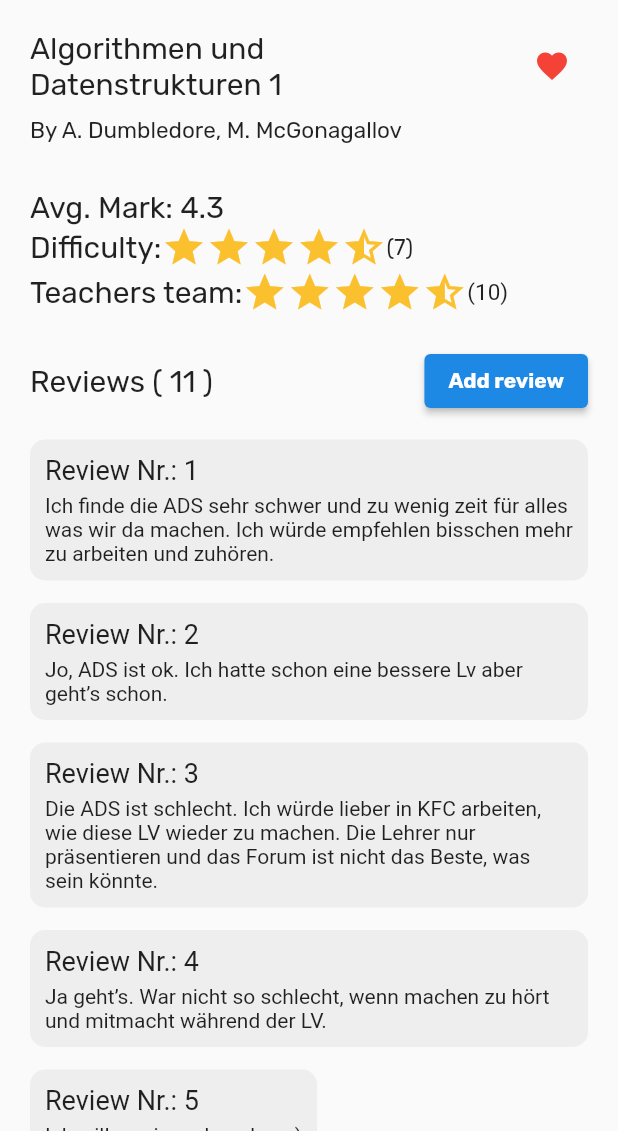
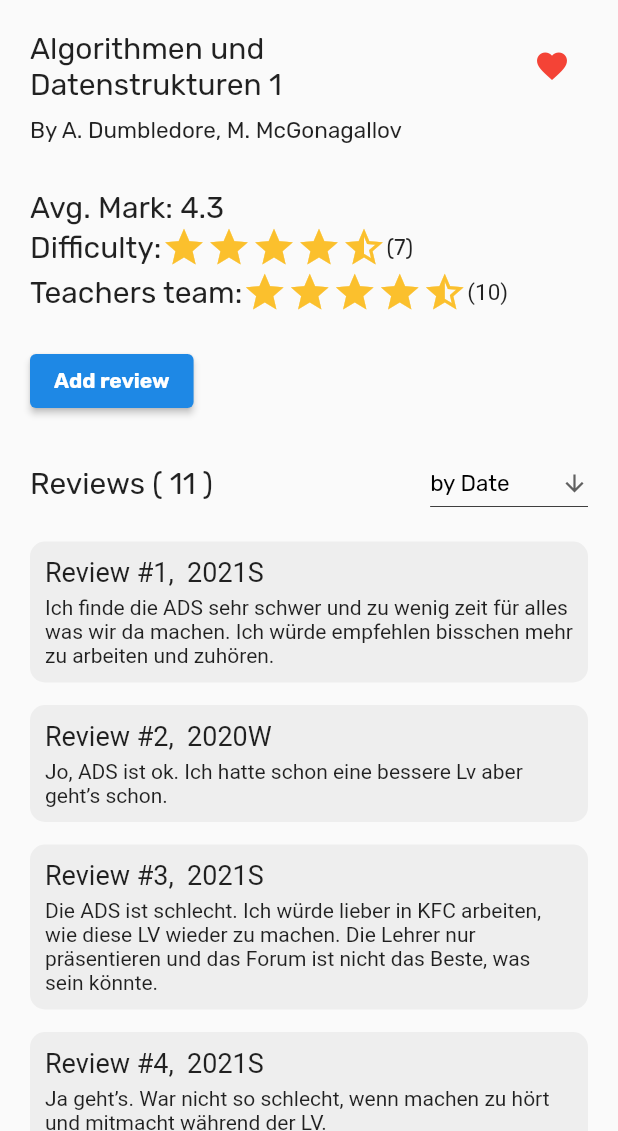
Before and after one commit to maxprimak/m2, a Flutter app: the Lv_profile screen opened by its route, on a phone screen of 412 x 824 dp, the part 105-1236 px from its top. Run offline on Flutter 3.47's test engine with Material 2 defaults, Android fonts, the phone set to English and light mode, and no system bars; drawn by our look-alikes of smooth_star_rating; our stand-ins replace flutter_rating_bar, fluttertoast; network calls fail.

Commit message:
add sort by and semester to review

```diff
--- a/lib/Pages/LVs/lv_site.dart
+++ b/lib/Pages/LVs/lv_site.dart
@@ -142,6 +142,19 @@ class _Lv_profileState extends State<Lv_profile> {
             SizedBox(
               height: 20,
             ),
+            ElevatedButton(
+                onPressed: () {
+                  Navigator.pushReplacementNamed(context, '/addreview');
+                },
+                style: ElevatedButton.styleFrom(primary: Colors.blue[600]),
+                child: Text("Add review",
+                    style: TextStyle(
+                        color: Colors.white,
+                        fontFamily: 'Rubik',
+                        fontWeight: FontWeight.bold))),
+            SizedBox(
+              height: 20,
+            ),
             Row(
               mainAxisAlignment: MainAxisAlignment.spaceBetween,
               children: <Widget>[
@@ -149,16 +162,7 @@ class _Lv_profileState extends State<Lv_profile> {
                   "Reviews ( $amountofreviews )",
                   style: TextStyle(fontSize: 20, fontFamily: 'Rubik'),
                 ),
-                ElevatedButton(
-                    onPressed: () {
-                      Navigator.pushReplacementNamed(context, '/addreview');
-                    },
-                    style: ElevatedButton.styleFrom(primary: Colors.blue[600]),
-                    child: Text("Add review",
-                        style: TextStyle(
-                            color: Colors.white,
-                            fontFamily: 'Rubik',
-                            fontWeight: FontWeight.bold)))
+                getSortButton(),
               ],
             ),
             SizedBox(
@@ -175,11 +179,12 @@ class _Lv_profileState extends State<Lv_profile> {
                   crossAxisAlignment: CrossAxisAlignment.start,
                   children: <Widget>[
                     Text(
-                      "Review Nr.: ${i + 1}",
+                      "Review #${i + 1},  ${global.algo.r_list[i].semestr}",
                       style: TextStyle(fontSize: 18),
                     ),
                     SizedBox(height: 5),
                     Text(global.algo.r_list[i].text),
+
                   ],
                 ),
               )
@@ -188,4 +193,38 @@ class _Lv_profileState extends State<Lv_profile> {
       )
     ])));
   }
+
+  Widget getSortButton() {
+    return DropdownButton<String>(
+      value: global.dropdownValue,
+      icon: const Icon(Icons.arrow_downward),
+      iconSize: 18,
+      elevation: 16,
+      style: const TextStyle(
+          fontFamily: 'Rubik',
+          fontSize: 15,
+        color: Colors.black,
+
+      ),
+      underline: Container(
+        height: 0.5,
+        color: Colors.black,
+      ),
+      onChanged: (String newValue) {
+        setState(() {
+          global.dropdownValue = newValue;
+        });
+      },
+      items: <String>['by Date', 'by Semester']
+          .map<DropdownMenuItem<String>>((String value) {
+        return DropdownMenuItem<String>(
+          value: value,
+          child: Text(value,  style: TextStyle(color: Colors.black, fontSize: 15, fontFamily: 'Rubik')),
+        );
+      })
+          .toList(),
+    );
+  }
+
+
 }
--- a/lib/Pages/home.dart
+++ b/lib/Pages/home.dart
@@ -77,7 +77,7 @@ class _HomeState extends State<Home> {
                         mainAxisAlignment: MainAxisAlignment.spaceBetween,
                         children: <Widget>[
                           Text(
-                            'ADS 1',
+                            'VU ADS 1',
                             style: TextStyle(
                               fontSize: 20,
                               fontWeight: FontWeight.w500,
@@ -128,7 +128,7 @@ class _HomeState extends State<Home> {
                         mainAxisAlignment: MainAxisAlignment.spaceBetween,
                         children: <Widget>[
                           Text(
-                            'Datenbanksysteme',
+                            'VU Datenbanksysteme',
                             style: TextStyle(
                               fontSize: 20,
                               fontWeight: FontWeight.w500,
@@ -179,7 +179,7 @@ class _HomeState extends State<Home> {
                         mainAxisAlignment: MainAxisAlignment.spaceBetween,
                         children: <Widget>[
                           Text(
-                            'Programmierung 1 (PR1)',
+                            'VO Programmierung 1',
                             style: TextStyle(
                               fontSize: 20,
                               fontWeight: FontWeight.w500,
--- a/lib/Services/global.dart
+++ b/lib/Services/global.dart
@@ -13,63 +13,77 @@ Review r1 = Review(
     teacher: 4,
     examdiff: 4,
     text:
-        "Ich finde die ADS sehr schwer und zu wenig zeit für alles was wir da machen. Ich würde empfehlen bisschen mehr zu arbeiten und zuhören.");
+        "Ich finde die ADS sehr schwer und zu wenig zeit für alles was wir da machen. Ich würde empfehlen bisschen mehr zu arbeiten und zuhören.",
+  semestr: '2021S'
+);
 
 Review r2 = Review(
     teacher: 4,
     examdiff: 1,
-    text: "Jo, ADS ist ok. Ich hatte schon eine bessere Lv aber geht’s schon.");
+    text: "Jo, ADS ist ok. Ich hatte schon eine bessere Lv aber geht’s schon.",
+    semestr: '2020W'
+);
 
 Review r3 = Review(
     teacher: 5,
     examdiff: 3,
     text:
-        "Die ADS ist schlecht. Ich würde lieber in KFC arbeiten, wie diese LV wieder zu machen. Die Lehrer nur präsentieren und das Forum ist nicht das Beste, was sein könnte.");
+        "Die ADS ist schlecht. Ich würde lieber in KFC arbeiten, wie diese LV wieder zu machen. Die Lehrer nur präsentieren und das Forum ist nicht das Beste, was sein könnte.",
+    semestr: '2021S'
+);
 
 Review r4 = Review(
     teacher: 3,
     examdiff: 1,
     text:
-        "Ja geht’s. War nicht so schlecht, wenn machen zu hört und mitmacht während der LV.");
+        "Ja geht’s. War nicht so schlecht, wenn machen zu hört und mitmacht während der LV.",
+    semestr: '2021S');
 
 Review r5 =
-    Review(teacher: 5, examdiff: 4, text: "Ich will es nie mehr sehen :)");
+    Review(teacher: 5, examdiff: 4, text: "Ich will es nie mehr sehen :)",
+        semestr: '2020W');
 
 Review r6 = Review(
     teacher: 5,
     examdiff: 5,
     text:
-        "Für mich war es schwer. Ich hatte kein Boch darauf. Ich hatte so viele Schwierigkeiten damit, dass ich es fast nicht geschafft habe.");
+        "Für mich war es schwer. Ich hatte kein Boch darauf. Ich hatte so viele Schwierigkeiten damit, dass ich es fast nicht geschafft habe.",
+    semestr: '2020W');
 
 Review r7 = Review(
     teacher: 1,
     examdiff: 2,
     text:
-        "Ja, ganz großartige Lv. Ich würde gerne noch was damit machen. Die Lehrer waren super nur der Test war schlecht…");
+        "Ja, ganz großartige Lv. Ich würde gerne noch was damit machen. Die Lehrer waren super nur der Test war schlecht…",
+    semestr: '2020W');
 
 Review r8 = Review(
     teacher: 3,
     examdiff: 5,
     text:
-        "Die beste Sache, war wenn der Lehrer gesagt hat, dass wir das Projekt in 5 Tagen abgeben sollen… Ich habe nie so was erwartet von den. Plus der Test war schwierig as Hell.");
+        "Die beste Sache, war wenn der Lehrer gesagt hat, dass wir das Projekt in 5 Tagen abgeben sollen… Ich habe nie so was erwartet von den. Plus der Test war schwierig as Hell.",
+    semestr: '2020S');
 
 Review r9 = Review(
     teacher: 3,
     examdiff: 4,
     text:
-        "Ja, ich habe schon schlechtere Sachen gemacht, aber es ist nicht die einfachste LV.");
+        "Ja, ich habe schon schlechtere Sachen gemacht, aber es ist nicht die einfachste LV.",
+    semestr: '2020S');
 
 Review r10 = Review(
     teacher: 2,
     examdiff: 3,
     text:
-        "Die Lehrer sind schon ok aber der Stoff und der Test sind nicht die einfachste. Ich würde bisschen mehr lernen empfehlen.");
+        "Die Lehrer sind schon ok aber der Stoff und der Test sind nicht die einfachste. Ich würde bisschen mehr lernen empfehlen.",
+    semestr: '2020S');
 
 Review r11 = Review(
     teacher: 2,
     examdiff: 5,
     text:
-        "Na ja, der Test habe ich nicht erwartet. Ich habe es echt schlecht geschrieben und ich muss es wiederholen… Die Lehrer sind gut, aber ich hab es nicht verstanden, was die von mir wollten…");
+        "Na ja, der Test habe ich nicht erwartet. Ich habe es echt schlecht geschrieben und ich muss es wiederholen… Die Lehrer sind gut, aber ich hab es nicht verstanden, was die von mir wollten…",
+    semestr: '2020W');
 
 List<Review> templist = [r1, r2, r3, r4, r5, r6, r7, r8, r9, r10, r11];
 //LVs
@@ -82,3 +96,4 @@ Lv algo = Lv(
 );
 
 Color favIconColorADS = Colors.red;
+String dropdownValue = 'by Date';
--- a/lib/Services/review.dart
+++ b/lib/Services/review.dart
@@ -2,6 +2,7 @@ class Review {
   int teacher;
   int examdiff;
   String text;
+  String semestr;
 
-  Review({this.teacher, this.examdiff, this.text});
+  Review({this.teacher, this.examdiff, this.text, this.semestr});
 }
--- a/lib/main.dart
+++ b/lib/main.dart
@@ -1,4 +1,5 @@
 import 'package:flutter/material.dart';
+import 'package:m2/Pages/teacher_page.dart';
 
 //import all of your site files here
 import 'Pages/add_review.dart';
@@ -21,6 +22,7 @@ void main() => runApp(MaterialApp(
         '/profile': (context) => Profile(),
         '/settings': (context) => Settings(),
         '/addreview': (context) => AddReview(),
-        '/menu': (context) => MenuPage()
+        '/menu': (context) => MenuPage(),
+        '/teacher' : (context) => TeacherPage()
       },
     )); //App starter
```
Also changed, not shown: lib/Pages/teacher_page.dart (added, +191 -0 lines).
